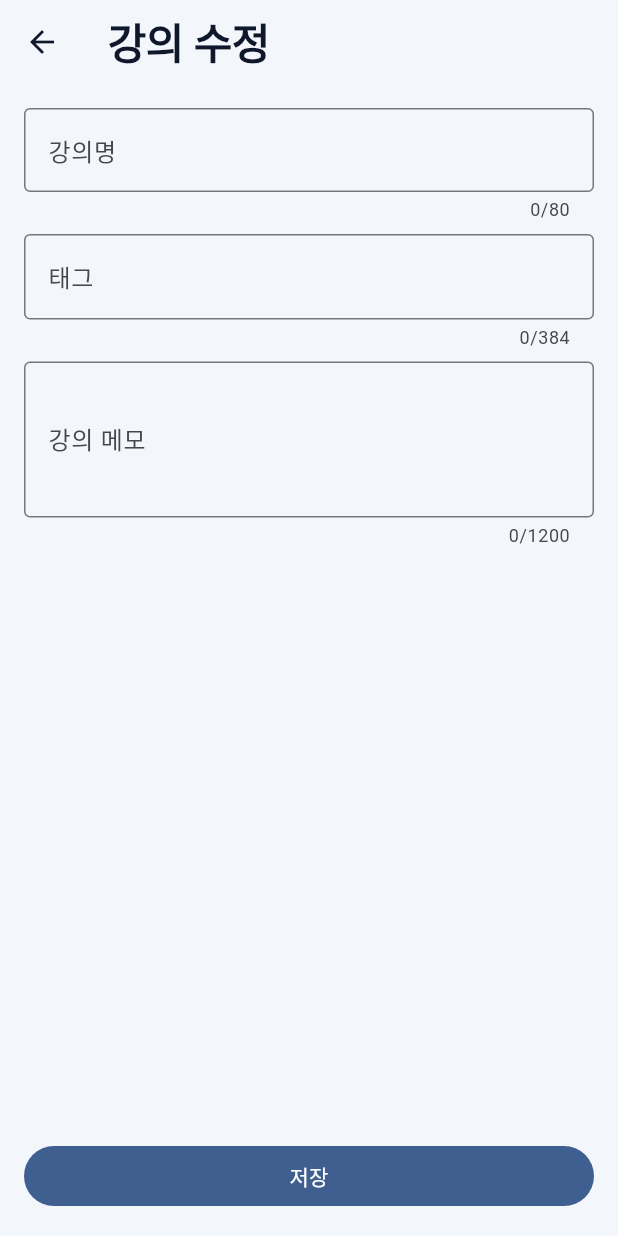
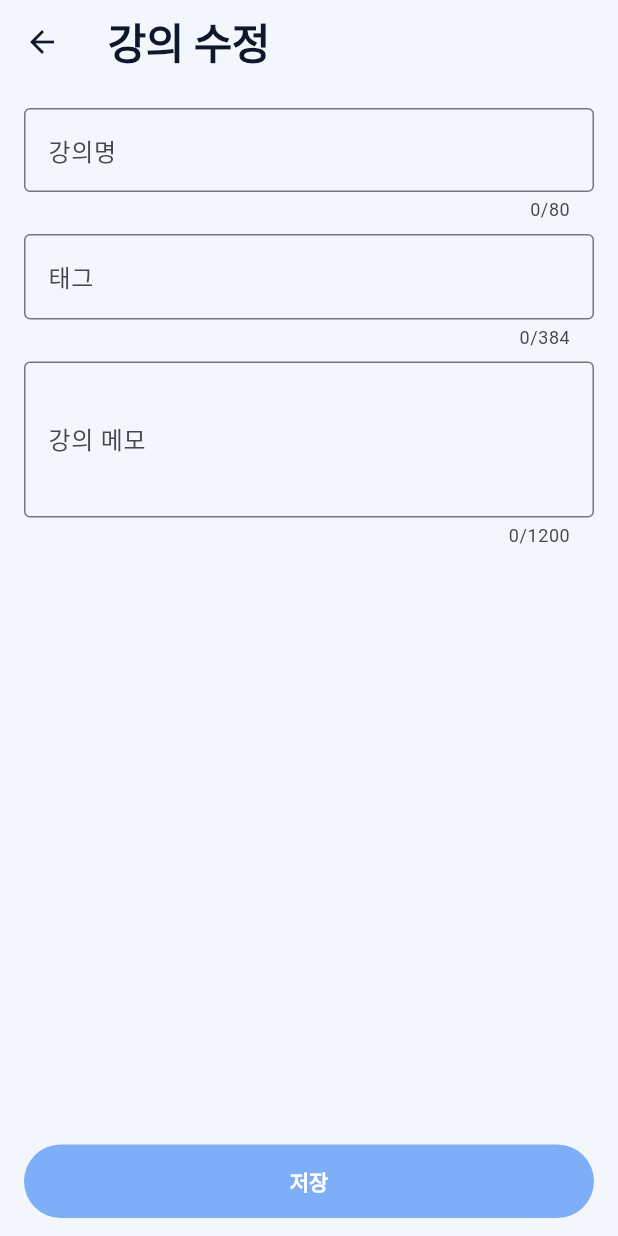
Before and after one commit to minwoo-khu/Campusmate, a Flutter app: the CourseEditScreen screen opened directly with empty values, on a phone screen of 412 x 824 dp. Run offline on Flutter 3.47's test engine with Material 3 defaults, Android fonts, the light colour scheme and no system bars; our stand-ins replace file_picker, flutter_local_notifications, flutter_timezone, google_mobile_ads, hive, hive_flutter and 4 more; missing offline and left inert: cryptography, google_mlkit_text_recognition, home_widget, pdfx; accounts and stored records are empty.

Commit message:
fix: prevent course form save button from being obscured

```diff
--- a/apps/mobile/lib/features/courses/course_edit_screen.dart
+++ b/apps/mobile/lib/features/courses/course_edit_screen.dart
@@ -3,6 +3,7 @@ import 'package:flutter/material.dart';
 import '../../app/l10n.dart';
 import '../../app/change_history_service.dart';
 import '../../app/safety_limits.dart';
+import '../../app/theme.dart';
 import 'course.dart';
 
 class CourseEditScreen extends StatefulWidget {
@@ -81,13 +82,12 @@ class _CourseEditScreenState extends State<CourseEditScreen> {
 
   @override
   Widget build(BuildContext context) {
+    final cm = context.cmColors;
+
     return Scaffold(
       appBar: AppBar(title: Text(context.tr('강의 수정', 'Edit Course'))),
       body: Padding(
         padding: const EdgeInsets.all(16),
-        child: Column(
-          children: [
-            Expanded(
         child: ListView(
           children: [
             TextField(
@@ -124,17 +124,21 @@ class _CourseEditScreenState extends State<CourseEditScreen> {
                 border: const OutlineInputBorder(),
               ),
             ),
+            const SizedBox(height: 90),
           ],
         ),
       ),
-            SizedBox(
-              width: double.infinity,
+      bottomNavigationBar: SafeArea(
+        minimum: const EdgeInsets.fromLTRB(16, 8, 16, 12),
         child: FilledButton(
+          style: FilledButton.styleFrom(
+            backgroundColor: cm.navActive,
+            foregroundColor: Colors.white,
+            textStyle: const TextStyle(fontWeight: FontWeight.w700),
+            padding: const EdgeInsets.symmetric(vertical: 14),
+          ),
           onPressed: _save,
           child: Text(context.tr('저장', 'Save')),
-              ),
-            ),
-          ],
         ),
       ),
     );
```
Also changed, not shown: apps/mobile/lib/features/courses/course_add_screen.dart (+4 -8 lines). Lines whose indentation alone changed are shown as unchanged.
